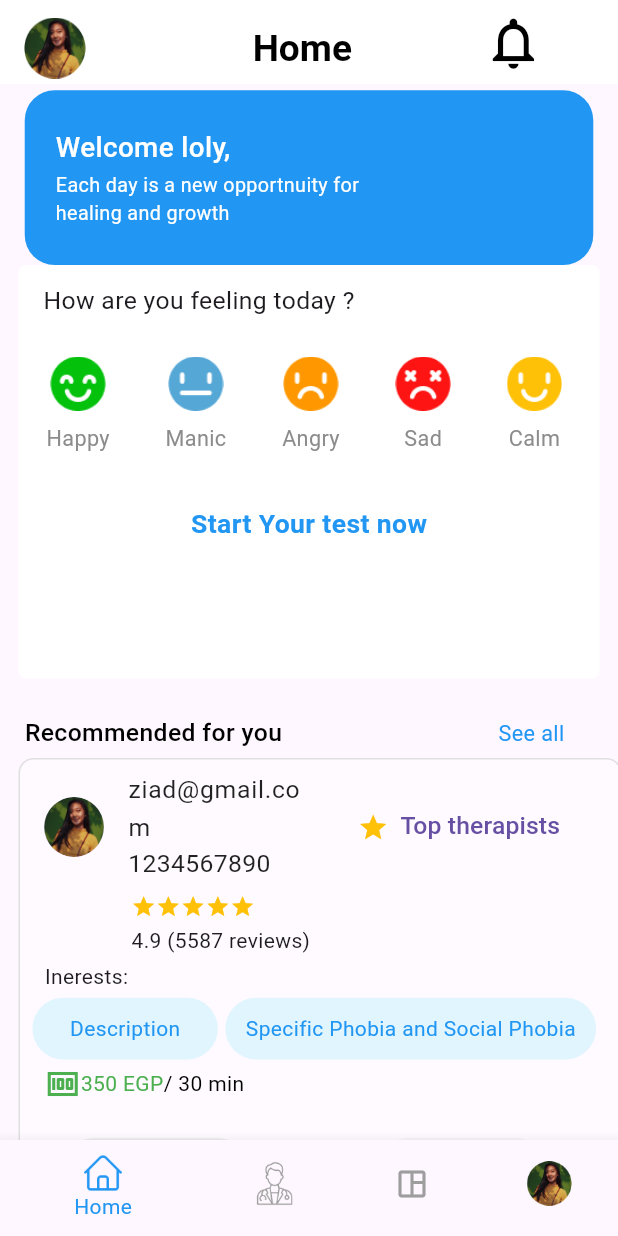
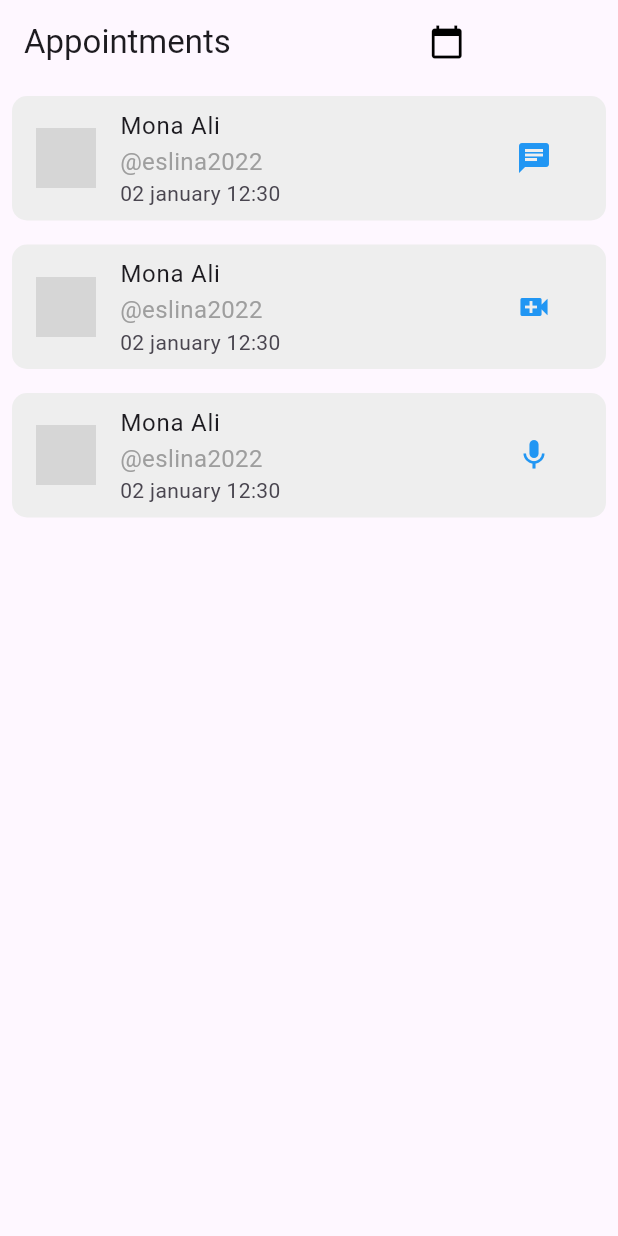
Before and after one commit to Midfulian/Mindful-Frontend, a Flutter app: the screen it shows after launch, on a phone screen of 412 x 824 dp. Run offline on Flutter 3.47's test engine with Material 3 defaults, Android fonts, the light colour scheme and no system bars; our stand-ins replace date_picker_timeline, dio, firebase_auth, firebase_core, flutter_svg, get and 4 more; missing offline and left inert: dart:js, flutter_sound; accounts and stored records are empty; grey boxes are pictures that could not be loaded.

Commit message:
add two pages,appointment and attachment

```diff
--- /dev/null
+++ b/lib/Views/Pages/TherapistPage/main_screen/appointment.dart
@@ -0,0 +1,110 @@
+import 'dart:js';
+
+import 'package:flutter/material.dart';
+import 'package:gr_project/Views/Pages/TherapistPage/main_screen/calender_page.dart';
+
+
+
+class Appointmentspages extends StatelessWidget {
+
+  void handleVideoCall() {
+
+    print('Join Now button tapped!');
+  }
+
+  Widget buildContainer(BuildContext context, IconData trailingIcon) {
+    return Container(
+      margin: EdgeInsets.all(8),
+      decoration: BoxDecoration(
+        color: Colors.grey[200],
+        borderRadius: BorderRadius.circular(10),
+      ),
+      child: ListTile(
+        leading: Image.asset(
+    "assets/images/photo.png",
+   height: 40,
+   width: 40,
+  ),
+        title: Text('Mona Ali'),
+        subtitle: Column(
+          crossAxisAlignment: CrossAxisAlignment.start,
+          children: [
+            Text(
+              '@eslina2022',
+              style: TextStyle(fontSize: 16, color: Colors.grey),
+            ),
+            Text('02 january 12:30'),
+          ],
+        ),
+        trailing: IconButton(
+          icon: Icon(trailingIcon),
+          color: Colors.blue,
+          onPressed: () {
+            if (trailingIcon == Icons.video_call) {
+              showDialog(
+                context: context,
+                builder: (BuildContext dialogContext) => AlertDialog(
+                  title: Text('Join Now'),
+                  content: Text('You are about to join the video call.'),
+                  actions: [
+                    TextButton(
+                      onPressed: () {
+                        Navigator.pop(dialogContext);
+                        handleVideoCall();
+                      },
+                      child: Text('Join'),
+                    ),
+                    TextButton(
+                      onPressed: () {
+                        Navigator.pop(dialogContext);
+                      },
+                      child: Text('Cancel'),
+                    ),
+                  ],
+                ),
+              );
+            }
+          },
+        ),
+      ),
+    );
+
+  }
+
+
+  @override
+  Widget build(BuildContext context) {
+    return Scaffold(
+      appBar: AppBar(
+        title: Row(
+          children: <Widget>[
+            Text('Appointments'),
+            SizedBox(width: 120),
+            IconButton(
+              icon: Icon(Icons.calendar_today, color: Colors.black),
+              onPressed: () {
+
+              },
+            ),
+          ],
+        ),
+      ),
+
+      body: CustomScrollView(
+         slivers: <Widget>[
+          //CalenderPage().connect();
+          SliverList(
+            delegate: SliverChildListDelegate([
+
+              buildContainer(context, Icons.chat),
+              buildContainer(context, Icons.video_call),
+              buildContainer(
+                  context, Icons.mic),
+
+            ]),
+          ),
+        ],
+      ),
+    );
+  }
+}
--- a/lib/main.dart
+++ b/lib/main.dart
@@ -10,6 +10,7 @@ import 'package:shared_preferences/shared_preferences.dart';
 import 'Views/Pages/onBoarding_screen.dart';
 import 'firebase_options.dart';
 import 'models/note_provider.dart';
+import 'Views/Pages/TherapistPage/main_screen/appointment.dart';
 
 void main() async {
   WidgetsFlutterBinding.ensureInitialized();
@@ -41,7 +42,7 @@ class MainApp extends StatelessWidget {
   Widget build(BuildContext context) {
     return GetMaterialApp(
       debugShowCheckedModeBanner: false,
-      home: myBottomNavBar(),
+      home: Appointmentspages(),
     );
   }
 }
```
Also changed, not shown: lib/Views/Pages/TherapistPage/main_screen/attachment.dart (added, +57 -0 lines), pubspec.lock.
